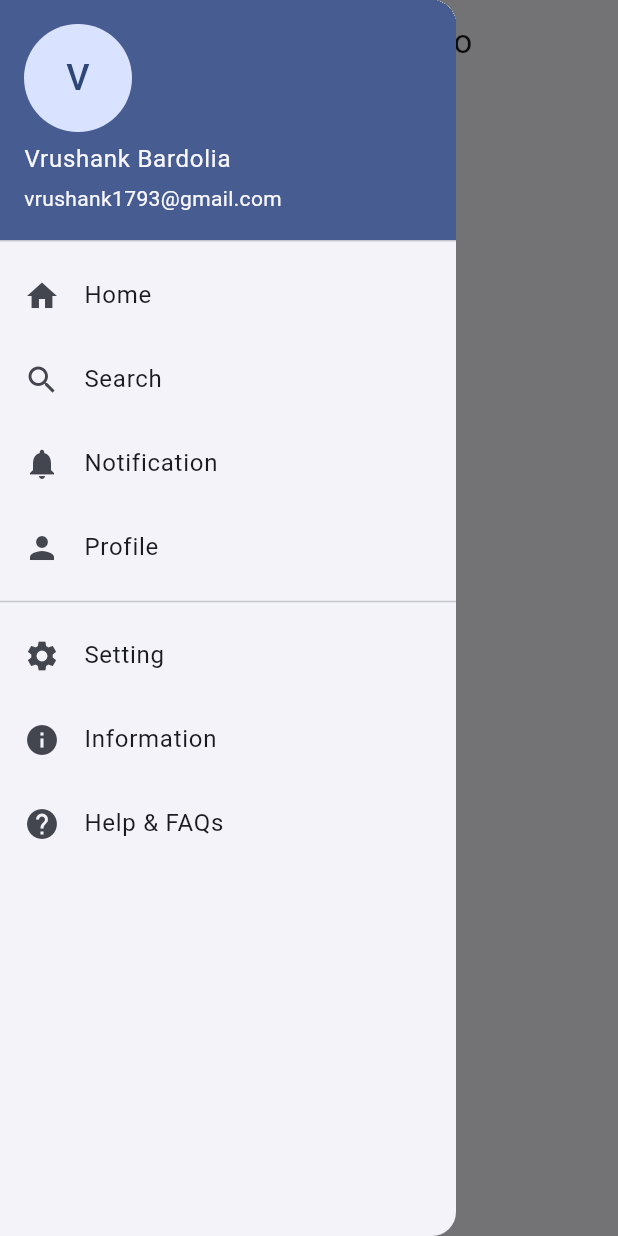
After one commit to VrushankBardolia/material3_widgets, a Flutter app: the DrawerDemo screen opened directly, with the side drawer open, on a phone screen of 412 x 824 dp. The commit adds this screen. Run offline on Flutter 3.47's test engine with Material 2 defaults, Android fonts, the phone set to English and light mode, and no system bars.

Commit message:
Drawer added

```diff
--- /dev/null
+++ b/lib/drawer.dart
@@ -0,0 +1,63 @@
+import 'package:flutter/material.dart';
+
+class DrawerDemo extends StatelessWidget {
+  const DrawerDemo({super.key});
+
+  @override
+  Widget build(BuildContext context) {
+    return Scaffold(
+      appBar: AppBar(
+        title: const Text('Navigation Drawer Demo'),
+      ),
+      drawer: const Drawer(
+        child: Column(
+          children: [
+            UserAccountsDrawerHeader(
+              currentAccountPicture: CircleAvatar(child: Text('V',style: TextStyle(fontSize: 24))),
+              accountName: Text('Vrushank Bardolia'),
+              accountEmail: Text('vrushank1793@gmail.com'),
+            ),
+            ListTile(
+              leading: Icon(Icons.home),
+              title: Text('Home'),
+            ),
+            ListTile(
+              leading: Icon(Icons.search),
+              title: Text('Search'),
+            ),
+            ListTile(
+              leading: Icon(Icons.notifications),
+              title: Text('Notification'),
+            ),
+            ListTile(
+              leading: Icon(Icons.person),
+              title: Text('Profile'),
+            ),
+            Divider(),
+            ListTile(
+              leading: Icon(Icons.settings),
+              title: Text('Setting'),
+            ),
+            ListTile(
+              leading: Icon(Icons.info),
+              title: Text('Information'),
+            ),
+            ListTile(
+              leading: Icon(Icons.help),
+              title: Text('Help & FAQs'),
+            ),
+          ],
+        ),
+      ),
+      body: Center(
+        child: FilledButton.tonalIcon(
+          icon: const Icon(Icons.arrow_back_rounded),
+          label: const Text('Back'),
+          onPressed: (){
+            Navigator.of(context).pop();
+          },
+        )
+      ),
+    );
+  }
+}
--- a/lib/navigation.dart
+++ b/lib/navigation.dart
@@ -1,4 +1,5 @@
 import 'package:flutter/material.dart';
+import 'package:m3_widgets/drawer.dart';
 import 'package:m3_widgets/navigationbar.dart';
 
 class Navigation extends StatelessWidget {
@@ -92,9 +93,22 @@ class Navigation extends StatelessWidget {
               FilledButton.tonal(
                   child: const Text('Navigation Bar Demo'),
                   onPressed: (){
-                    Navigator.push(context, MaterialPageRoute(builder: (context) => NavigationDemo(),));
+                    Navigator.push(context, MaterialPageRoute(builder: (context) => const NavigationDemo()));
                   },
-              )
+              ),
+
+              const Divider(height: 12),
+              const SizedBox(height: 20),
+
+              // ======================================
+              Text('Navigation Drawer', style: Theme.of(context).textTheme.headlineMedium),
+
+              FilledButton.tonal(
+                child: const Text('Navigation Drawer Demo'),
+                onPressed: (){
+                  Navigator.push(context, MaterialPageRoute(builder: (context) => const DrawerDemo()));
+                },
+              ),
             ],
           )
       ),
```
